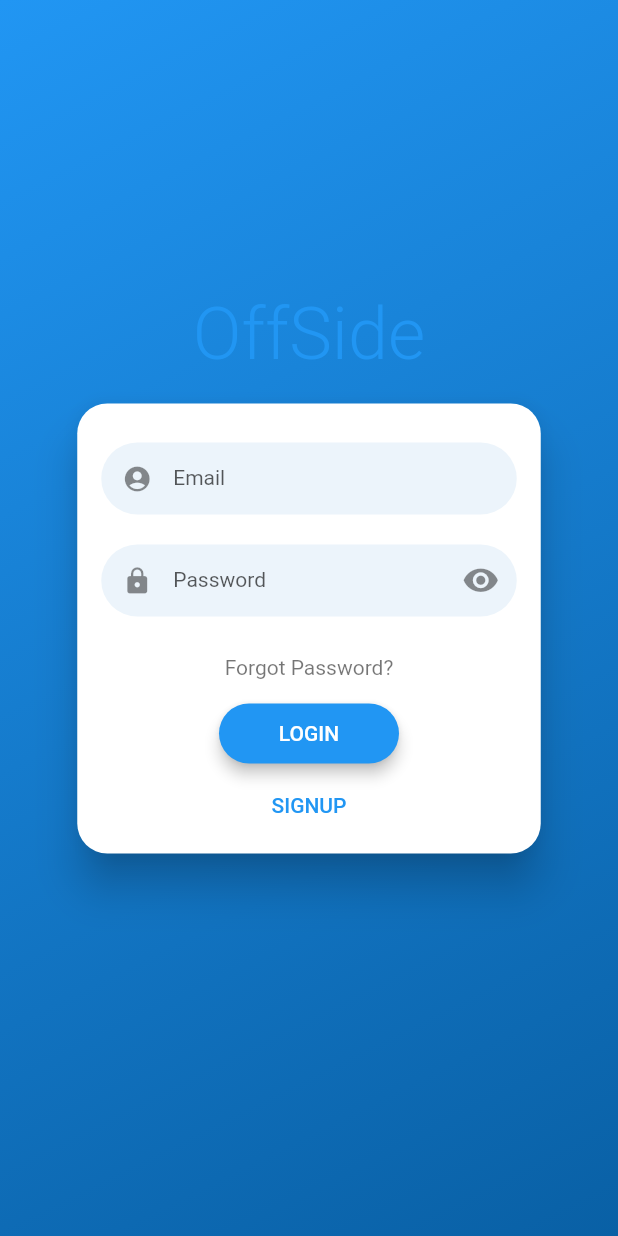
After one commit to colakogluomer/off-side, a Flutter app: the screen it shows after launch, item 3 of the bottom bar chosen, after a tap on "Login", on a phone screen of 412 x 824 dp. The commit adds this screen. Run offline on Flutter 3.47's test engine with Material 2 defaults, Android fonts, the phone set to English and light mode, and no system bars; drawn by our look-alikes of flutter_login; our stand-ins replace dio, flutter_map, flutter_secure_storage, geolocator, latlong2.

Commit message:
[FE] Login, registration, reset password (#2)
* Add login, registration, reset-password.

* Add logs to .gitignore

```diff
--- /dev/null
+++ b/frontend/lib/constants/settings.dart
@@ -0,0 +1,2 @@
+const String serverUrl = "http://10.0.2.2:8080";
+const String refreshEndpoint = "/users/login";
--- /dev/null
+++ b/frontend/lib/pages/login.dart
@@ -0,0 +1,41 @@
+import 'package:flutter/material.dart';
+import 'package:flutter_login/flutter_login.dart';
+import 'package:frontend/services/api.dart';
+
+class LoginScreen extends StatelessWidget {
+  Future<String?> _authUser(LoginData data) {
+    debugPrint('Name: ${data.name}, Password: ${data.password}');
+    return Api().login(data.name, data.password).then((value) => value);
+  }
+
+  Future<String?> _signupUser(SignupData data) {
+    debugPrint(
+        'Signup Name: ${data.name}, Password: ${data.password}, Username: ${data.additionalSignupData?['username']}');
+    return Api()
+        .register(
+          email: data.name,
+          password: data.password,
+          name: data.additionalSignupData?['username'],
+        )
+        .then((value) => value);
+  }
+
+  Future<String?> _recoverPassword(String email) {
+    debugPrint('email: $email');
+    return Api().resetPassword(email).then((value) => value.toString());
+  }
+
+  @override
+  Widget build(BuildContext context) {
+    return FlutterLogin(
+      title: 'OffSide',
+      onLogin: _authUser,
+      additionalSignupFields: const [UserFormField(keyName: "username")],
+      onSignup: _signupUser,
+      onSubmitAnimationCompleted: () {
+        Navigator.pop(context);
+      },
+      onRecoverPassword: _recoverPassword,
+    );
+  }
+}
--- a/frontend/lib/pages/profile/profile_page.dart
+++ b/frontend/lib/pages/profile/profile_page.dart
@@ -1,4 +1,5 @@
 import 'package:flutter/material.dart';
+import 'package:frontend/pages/login.dart';
 
 class ProfilePage extends StatelessWidget {
   const ProfilePage({Key? key}) : super(key: key);
@@ -9,9 +10,15 @@ class ProfilePage extends StatelessWidget {
       appBar: AppBar(
         title: const Text('ProfilePage'),
       ),
-      body: const Center(
-        child: Text('ProfilePage'),
-      ),
+      body: Center(
+          child: ElevatedButton(
+              onPressed: () {
+                Navigator.push(
+                  context,
+                  MaterialPageRoute(builder: (context) => LoginScreen()),
+                );
+              },
+              child: const Text("Login"))),
     );
   }
 }
--- a/frontend/pubspec.yaml
+++ b/frontend/pubspec.yaml
@@ -38,6 +38,9 @@ dependencies:
   geolocator: ^8.0.1
   latlong2: ^0.8.1
   http: ^0.13.4
+  dio: ^4.0.4
+  flutter_secure_storage: ^5.0.2
+  flutter_login: ^3.1.0
 
 dev_dependencies:
   flutter_test:
```
Also changed, not shown: frontend/lib/services/api.dart (added, +125 -0 lines), frontend/pubspec.lock, 5 other files.
